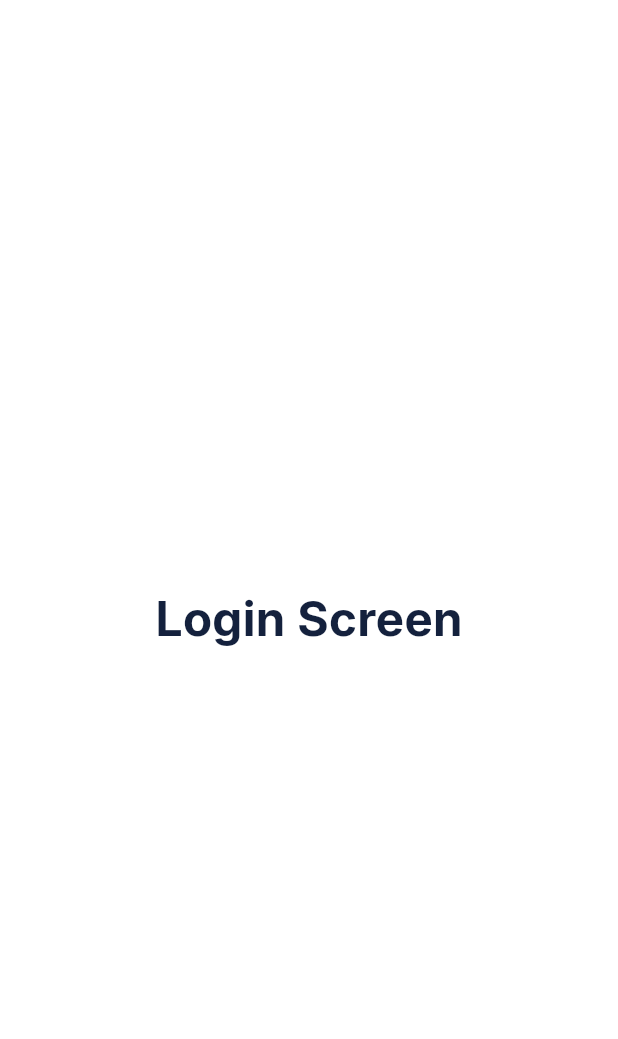
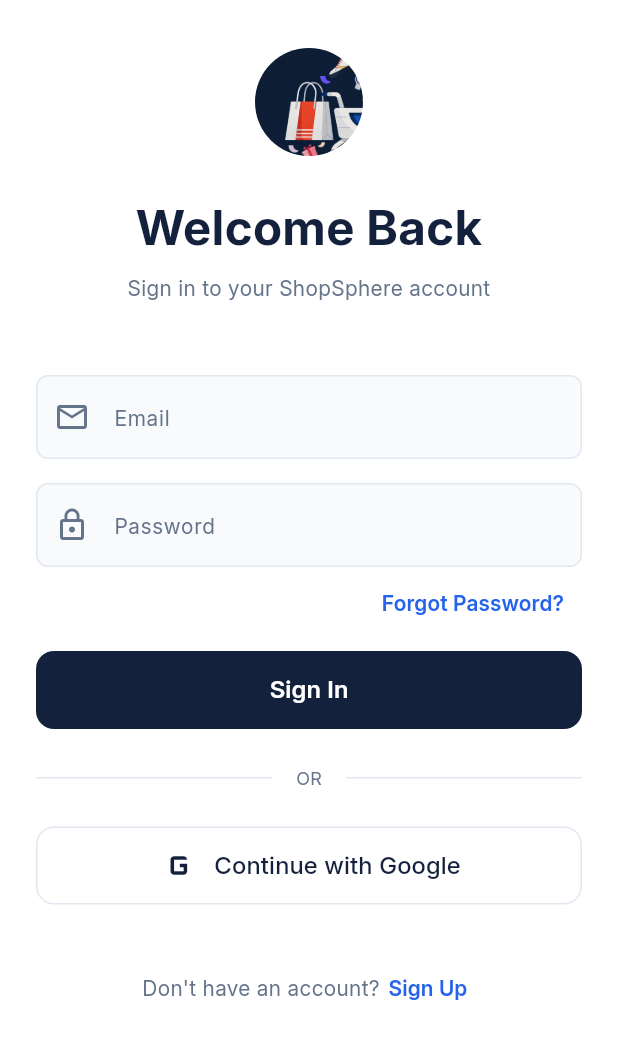
Before and after one commit to WajahatNoor/ShopSphere, a Flutter app: the LoginScreen screen opened by its route, on a phone screen of 412 x 824 dp. Shown: the top 1039 px of the screen. Run offline on Flutter 3.47's test engine with Material 3 defaults, Android fonts, the phone set to English and light mode, and no system bars; our stand-ins replace bloc, equatable, firebase_core, go_router, introduction_screen; accounts and stored records are empty.

Commit message:
added the login,registor and forgot password ui into project with proper reusable widgets and app styling and themes

```diff
--- a/lib/app/modules/Login/views/login_screen.dart
+++ b/lib/app/modules/Login/views/login_screen.dart
@@ -1,5 +1,10 @@
 import 'package:flutter/material.dart';
+import 'package:go_router/go_router.dart';
+import 'package:shop_shop_sphere/app/modules/Login/widgets/reusable_auth_widgets.dart';
+import 'package:shop_shop_sphere/app/res/app_colors.dart';
+import 'package:shop_shop_sphere/app/res/app_spacings.dart';
 import 'package:shop_shop_sphere/app/res/app_text_styles.dart';
+import 'package:shop_shop_sphere/app/routes/app_routes.dart';
 
 class LoginScreen extends StatelessWidget {
   const LoginScreen({super.key});
@@ -7,9 +12,61 @@
   @override
   Widget build(BuildContext context) {
     return Scaffold(
+      backgroundColor: AppColors.background,
       body: SafeArea(
-        child: Center(
-          child: Text('Login Screen', style: AppTextStyles.heading),
+        child: SingleChildScrollView(
+          padding: const EdgeInsets.symmetric(
+            horizontal: AppSpacing.lg,
+            vertical: AppSpacing.xl,
+          ),
+          child: Column(
+            crossAxisAlignment: CrossAxisAlignment.stretch,
+            children: [
+              const AuthHeader(
+                title: 'Welcome Back',
+                subtitle: 'Sign in to your ShopSphere account',
+              ),
+              const SizedBox(height: AppSpacing.xxl),
+              const AuthTextField(
+                hint: 'Email',
+                icon: Icons.email_outlined,
+                keyboardType: TextInputType.emailAddress,
+                textInputAction: TextInputAction.next,
+              ),
+              const SizedBox(height: AppSpacing.md),
+              const AuthTextField(
+                hint: 'Password',
+                icon: Icons.lock_outline,
+                obscureText: true,
+                textInputAction: TextInputAction.done,
+              ),
+              Align(
+                alignment: Alignment.centerRight,
+                child: TextButton(
+                  onPressed: () => context.pushNamed(AppRoutes.forgotPassword),
+                  child: Text(
+                    'Forgot Password?',
+                    style: AppTextStyles.bodySmall.copyWith(
+                      color: AppColors.secondary,
+                      fontWeight: FontWeight.w600,
+                    ),
+                  ),
+                ),
+              ),
+              const SizedBox(height: AppSpacing.sm),
+              AuthButton(title: 'Sign In', onPressed: () {}),
+              const SizedBox(height: AppSpacing.lg),
+              const AuthDivider(),
+              const SizedBox(height: AppSpacing.lg),
+              GoogleSignInButton(onPressed: () {}),
+              const SizedBox(height: AppSpacing.xl),
+              AuthPrompt(
+                question: "Don't have an account?",
+                actionText: 'Sign Up',
+                onTap: () => context.pushNamed(AppRoutes.register),
+              ),
+            ],
+          ),
         ),
       ),
     );
--- /dev/null
+++ b/lib/app/modules/Login/widgets/reusable_auth_widgets.dart
@@ -0,0 +1,229 @@
+import 'package:flutter/material.dart';
+import 'package:shop_shop_sphere/app/res/app_colors.dart';
+import 'package:shop_shop_sphere/app/res/app_images.dart';
+import 'package:shop_shop_sphere/app/res/app_radious.dart';
+import 'package:shop_shop_sphere/app/res/app_spacings.dart';
+import 'package:shop_shop_sphere/app/res/app_text_styles.dart';
+
+class AuthLogo extends StatelessWidget {
+  const AuthLogo({super.key});
+
+  @override
+  Widget build(BuildContext context) {
+    return ClipRRect(
+      borderRadius: BorderRadius.circular(100),
+      child: Image.asset(
+        AppImages.splashImage,
+        fit: BoxFit.cover,
+        width: 72,
+        height: 72,
+      ),
+    );
+  }
+}
+
+class AuthHeader extends StatelessWidget {
+  const AuthHeader({
+    super.key,
+    required this.title,
+    required this.subtitle,
+  });
+
+  final String title;
+  final String subtitle;
+
+  @override
+  Widget build(BuildContext context) {
+    return Column(
+      children: [
+        const AuthLogo(),
+        const SizedBox(height: AppSpacing.lg),
+        Text(title, textAlign: TextAlign.center, style: AppTextStyles.heading),
+        const SizedBox(height: AppSpacing.sm),
+        Text(
+          subtitle,
+          textAlign: TextAlign.center,
+          style: AppTextStyles.bodySmall,
+        ),
+      ],
+    );
+  }
+}
+
+class AuthTextField extends StatelessWidget {
+  const AuthTextField({
+    super.key,
+    required this.hint,
+    required this.icon,
+    this.obscureText = false,
+    this.keyboardType = TextInputType.text,
+    this.controller,
+    this.textInputAction,
+  });
+
+  final String hint;
+  final IconData icon;
+  final bool obscureText;
+  final TextInputType keyboardType;
+  final TextEditingController? controller;
+  final TextInputAction? textInputAction;
+
+  @override
+  Widget build(BuildContext context) {
+    return TextField(
+      controller: controller,
+      obscureText: obscureText,
+      keyboardType: keyboardType,
+      textInputAction: textInputAction,
+      style: AppTextStyles.body,
+      cursorColor: AppColors.primary,
+      decoration: InputDecoration(
+        hintText: hint,
+        hintStyle: AppTextStyles.bodySmall,
+        filled: true,
+        fillColor: AppColors.surface,
+        prefixIcon: Icon(icon, color: AppColors.textSecondary),
+        contentPadding: const EdgeInsets.symmetric(
+          horizontal: AppSpacing.md,
+          vertical: AppSpacing.md,
+        ),
+        border: OutlineInputBorder(
+          borderRadius: BorderRadius.circular(AppRadius.input),
+          borderSide: const BorderSide(color: AppColors.border),
+        ),
+        enabledBorder: OutlineInputBorder(
+          borderRadius: BorderRadius.circular(AppRadius.input),
+          borderSide: const BorderSide(color: AppColors.border),
+        ),
+        focusedBorder: OutlineInputBorder(
+          borderRadius: BorderRadius.circular(AppRadius.input),
+          borderSide: const BorderSide(color: AppColors.primary, width: 1.5),
+        ),
+      ),
+    );
+  }
+}
+
+class AuthButton extends StatelessWidget {
+  const AuthButton({super.key, required this.title, required this.onPressed});
+
+  final String title;
+  final VoidCallback onPressed;
+
+  @override
+  Widget build(BuildContext context) {
+    return SizedBox(
+      width: double.infinity,
+      height: 52,
+      child: ElevatedButton(
+        onPressed: onPressed,
+        style: ElevatedButton.styleFrom(
+          backgroundColor: AppColors.primary,
+          foregroundColor: AppColors.background,
+          elevation: 0,
+          shape: RoundedRectangleBorder(
+            borderRadius: BorderRadius.circular(AppRadius.button),
+          ),
+        ),
+        child: Text(
+          title,
+          style: AppTextStyles.body.copyWith(
+            fontWeight: FontWeight.w600,
+            color: AppColors.background,
+          ),
+        ),
+      ),
+    );
+  }
+}
+
+class GoogleSignInButton extends StatelessWidget {
+  const GoogleSignInButton({super.key, required this.onPressed});
+
+  final VoidCallback onPressed;
+
+  @override
+  Widget build(BuildContext context) {
+    return SizedBox(
+      width: double.infinity,
+      height: 52,
+      child: OutlinedButton(
+        onPressed: onPressed,
+        style: OutlinedButton.styleFrom(
+          foregroundColor: AppColors.textPrimary,
+          backgroundColor: AppColors.background,
+          side: const BorderSide(color: AppColors.border),
+          shape: RoundedRectangleBorder(
+            borderRadius: BorderRadius.circular(AppRadius.button),
+          ),
+        ),
+        child: Row(
+          mainAxisAlignment: MainAxisAlignment.center,
+          children: [
+            const Icon(Icons.g_mobiledata, size: 30, color: AppColors.primary),
+            const SizedBox(width: AppSpacing.sm),
+            Text(
+              'Continue with Google',
+              style: AppTextStyles.body.copyWith(fontWeight: FontWeight.w500),
+            ),
+          ],
+        ),
+      ),
+    );
+  }
+}
+
+class AuthDivider extends StatelessWidget {
+  const AuthDivider({super.key});
+
+  @override
+  Widget build(BuildContext context) {
+    return Row(
+      children: [
+        const Expanded(child: Divider(color: AppColors.border)),
+        Padding(
+          padding: const EdgeInsets.symmetric(horizontal: AppSpacing.md),
+          child: Text('OR', style: AppTextStyles.caption),
+        ),
+        const Expanded(child: Divider(color: AppColors.border)),
+      ],
+    );
+  }
+}
+
+class AuthPrompt extends StatelessWidget {
+  const AuthPrompt({
+    super.key,
+    required this.question,
+    required this.actionText,
+    required this.onTap,
+  });
+
+  final String question;
+  final String actionText;
+  final VoidCallback onTap;
+
+  @override
+  Widget build(BuildContext context) {
+    return Row(
+      mainAxisAlignment: MainAxisAlignment.center,
+      children: [
+        Text(question, style: AppTextStyles.bodySmall),
+        TextButton(
+          onPressed: onTap,
+          style: TextButton.styleFrom(
+            padding: const EdgeInsets.symmetric(horizontal: AppSpacing.xs),
+            foregroundColor: AppColors.secondary,
+          ),
+          child: Text(
+            actionText,
+            style: AppTextStyles.bodySmall.copyWith(
+              color: AppColors.secondary,
+              fontWeight: FontWeight.w600,
+            ),
+          ),
+        ),
+      ],
+    );
+  }
+}
--- a/lib/app/modules/onbording/views/onbording_screen.dart
+++ b/lib/app/modules/onbording/views/onbording_screen.dart
@@ -1,7 +1,7 @@
 import 'package:flutter/material.dart';
 import 'package:go_router/go_router.dart';
 import 'package:introduction_screen/introduction_screen.dart';
-import 'package:shop_shop_sphere/app/modules/onbording/widgets/onbording_widget.dart';
+import 'package:shop_shop_sphere/app/modules/Onbording/widgets/onbording_widget.dart';
 import 'package:shop_shop_sphere/app/res/app_colors.dart';
 import 'package:shop_shop_sphere/app/res/app_images.dart';
 import 'package:shop_shop_sphere/app/res/app_text_styles.dart';
--- a/lib/app/modules/onbording/widgets/onbording_widget.dart
+++ b/lib/app/modules/onbording/widgets/onbording_widget.dart
@@ -36,7 +36,7 @@
         Text(
           description,
           textAlign: TextAlign.center,
-          style: AppTextStyles.bodySmall,
+          style: AppTextStyles.body,
         ),
       ],
     );
--- a/lib/app/modules/splash/views/splash_screen.dart
+++ b/lib/app/modules/splash/views/splash_screen.dart
@@ -1,6 +1,6 @@
 import 'package:flutter/material.dart';
 import 'package:go_router/go_router.dart';
-import 'package:shop_shop_sphere/app/modules/splash/widgets/loading_dots.dart';
+import 'package:shop_shop_sphere/app/modules/Splash/widgets/loading_dots.dart';
 import 'package:shop_shop_sphere/app/res/app_colors.dart';
 import 'package:shop_shop_sphere/app/res/app_images.dart';
 import 'package:shop_shop_sphere/app/res/app_spacings.dart';
--- a/lib/app/routes/app_pages.dart
+++ b/lib/app/routes/app_pages.dart
@@ -1,7 +1,9 @@
 import 'package:go_router/go_router.dart';
+import 'package:shop_shop_sphere/app/modules/ForgotPassword/views/forgot_password_screen.dart';
 import 'package:shop_shop_sphere/app/modules/Login/views/login_screen.dart';
-import 'package:shop_shop_sphere/app/modules/onbording/views/onbording_screen.dart';
-import 'package:shop_shop_sphere/app/modules/splash/views/splash_screen.dart';
+import 'package:shop_shop_sphere/app/modules/Register/views/register_screen.dart';
+import 'package:shop_shop_sphere/app/modules/Onbording/views/onbording_screen.dart';
+import 'package:shop_shop_sphere/app/modules/Splash/views/splash_screen.dart';
 import 'package:shop_shop_sphere/app/routes/app_routes.dart';
 
 class AppPages {
@@ -23,6 +25,16 @@
         name: AppRoutes.login,
         builder: (context, state) => const LoginScreen(),
       ),
+      GoRoute(
+        path: '/register',
+        name: AppRoutes.register,
+        builder: (context, state) => const RegisterScreen(),
+      ),
+      GoRoute(
+        path: '/forgot-password',
+        name: AppRoutes.forgotPassword,
+        builder: (context, state) => const ForgotPasswordScreen(),
+      ),
     ],
   );
 }
--- a/lib/app/routes/app_routes.dart
+++ b/lib/app/routes/app_routes.dart
@@ -3,5 +3,6 @@
   static const onbording = 'onbording';
   static const login = 'login';
   static const register = 'register';
+  static const forgotPassword = 'forgotPassword';
   static const home = 'home';
 }
--- a/lib/main.dart
+++ b/lib/main.dart
@@ -6,7 +6,7 @@
 
 void main() async {
   WidgetsFlutterBinding.ensureInitialized();
-  //initialize firebase
+
   await Firebase.initializeApp(
     options: DefaultFirebaseOptions.currentPlatform,
   ).then((value) {
```
Also changed, not shown: lib/app/modules/ForgotPassword/bloc/forgotpassword_bloc.dart (added, +13 -0 lines), lib/app/modules/ForgotPassword/bloc/forgotpassword_event.dart (added, +8 -0 lines), lib/app/modules/ForgotPassword/bloc/forgotpassword_state.dart (added, +10 -0 lines), lib/app/modules/ForgotPassword/views/forgot_password_screen.dart (added, +50 -0 lines), lib/app/modules/Register/bloc/registor_bloc.dart (added, +13 -0 lines), lib/app/modules/Register/bloc/registor_event.dart (added, +8 -0 lines), lib/app/modules/Register/bloc/registor_state.dart (added, +10 -0 lines), lib/app/modules/Register/views/register_screen.dart (added, +74 -0 lines), 1 other file.
